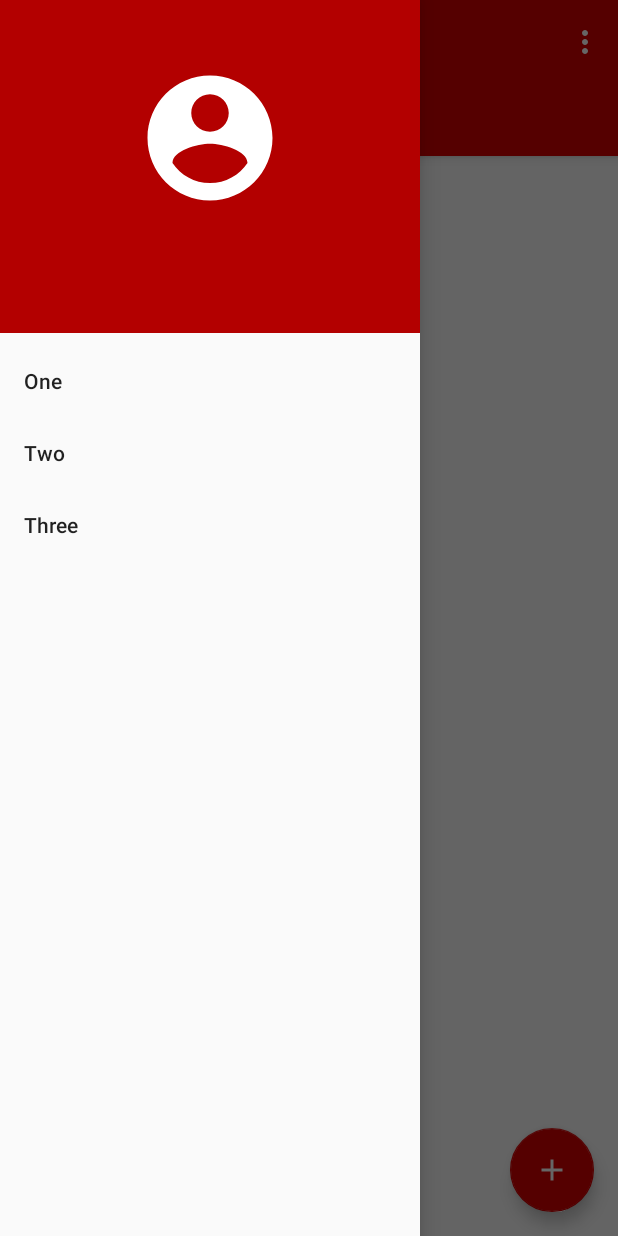
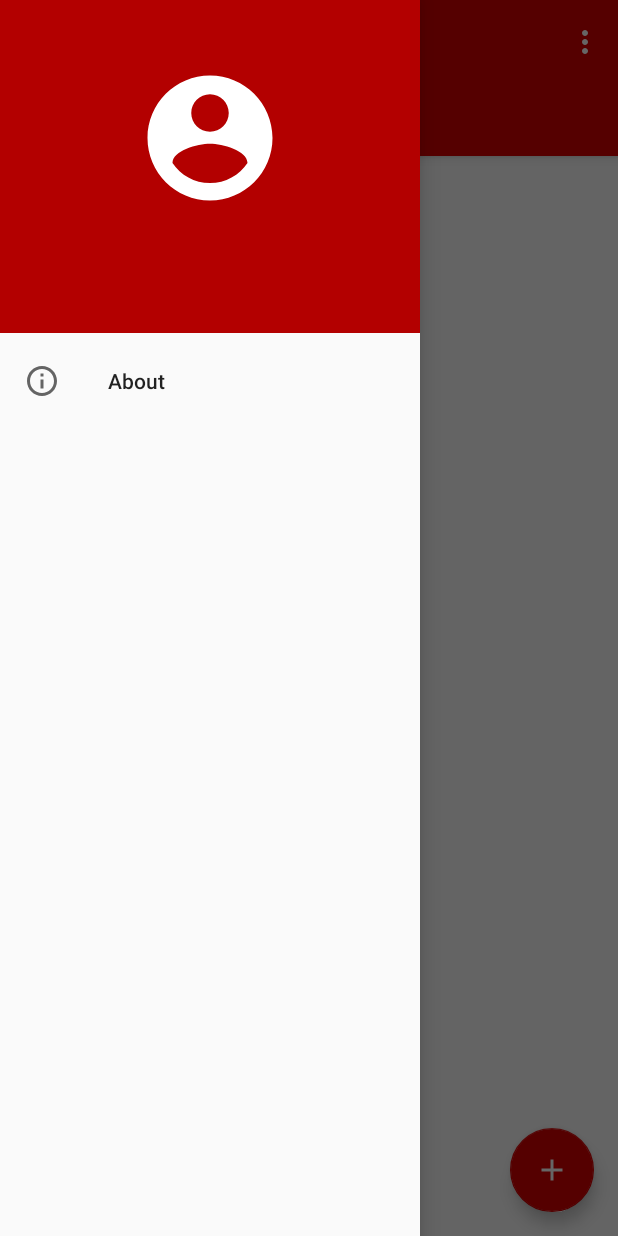
Before and after one commit to dotocan/Stresomjer, an Android app: the MainActivity screen opened directly, with no data from a screen before it, with the side drawer open, on a phone screen of 412 x 824 dp. Run offline under Robolectric (Android 15) with nearby library versions, the phone set to English and light mode, and no system bars; 1 statement that could not run was skipped.

Commit message:
Added small improvements, cleaned up the code, fixed a few bugs.

```diff
--- a/mobile/src/main/java/es/esy/stresomjer/stresomjer/view/fragment/LoginFragment.java
+++ b/mobile/src/main/java/es/esy/stresomjer/stresomjer/view/fragment/LoginFragment.java
@@ -116,7 +116,6 @@ public class LoginFragment extends Fragment implements View.OnClickListener{
 
                     goToMain();
                 }
-                rlFullScreenLoading.setVisibility(View.GONE);
             }
 
             @Override
@@ -153,6 +152,8 @@ public class LoginFragment extends Fragment implements View.OnClickListener{
         progressBar.getIndeterminateDrawable()
                 .setColorFilter(ContextCompat.getColor(getActivity(), R.color.colorPrimary), PorterDuff.Mode.MULTIPLY);
 
+        rlFullScreenLoading.setVisibility(View.GONE);
+
         btnLogin.setOnClickListener(this);
         tvRegister.setOnClickListener(this);
     }
--- a/mobile/src/main/java/es/esy/stresomjer/stresomjer/view/fragment/RegisterFragment.java
+++ b/mobile/src/main/java/es/esy/stresomjer/stresomjer/view/fragment/RegisterFragment.java
@@ -97,8 +97,7 @@ public class RegisterFragment extends Fragment implements View.OnClickListener{
             @Override
             public void onResponse(Call<UserServerResponse> call, Response<UserServerResponse> response) {
                 UserServerResponse resp = response.body();
-                Snackbar.make(getView(), resp.getMessage(), Snackbar.LENGTH_LONG).show();
-                rlFullScreenLoading.setVisibility(View.GONE);
+                goToLogin();
             }
 
             @Override
@@ -146,6 +145,8 @@ public class RegisterFragment extends Fragment implements View.OnClickListener{
         progressBar.getIndeterminateDrawable()
                 .setColorFilter(ContextCompat.getColor(getActivity(), R.color.colorPrimary), PorterDuff.Mode.MULTIPLY);
 
+        rlFullScreenLoading.setVisibility(View.GONE);
+
         btnRegister.setOnClickListener(this);
         tvLogin.setOnClickListener(this);
     }
--- a/mobile/src/main/java/es/esy/stresomjer/stresomjer/view/interfaces/ListContentFragmentView.java
+++ b/mobile/src/main/java/es/esy/stresomjer/stresomjer/view/interfaces/ListContentFragmentView.java
@@ -16,4 +16,6 @@ public interface ListContentFragmentView extends MvpLceView<List<SimpleMeasureme
     void showError(Throwable e, boolean pullToRefresh);
     void setData(List data);
     void cancelRefreshIcon();
+    void showEmptyList();
+    void hideEmptyList();
 }
--- /dev/null
+++ b/mobile/src/main/res/drawable/ic_info_outline_grey_24dp.xml
@@ -0,0 +1,9 @@
+<vector xmlns:android="http://schemas.android.com/apk/res/android"
+        android:width="24dp"
+        android:height="24dp"
+        android:viewportWidth="24.0"
+        android:viewportHeight="24.0">
+    <path
+        android:fillColor="#aaa"
+        android:pathData="M11,17h2v-6h-2v6zM12,2C6.48,2 2,6.48 2,12s4.48,10 10,10 10,-4.48 10,-10S17.52,2 12,2zM12,20c-4.41,0 -8,-3.59 -8,-8s3.59,-8 8,-8 8,3.59 8,8 -3.59,8 -8,8zM11,9h2L13,7h-2v2z"/>
+</vector>
--- a/mobile/src/main/res/menu/menu_navigation.xml
+++ b/mobile/src/main/res/menu/menu_navigation.xml
@@ -2,10 +2,8 @@
 <menu xmlns:android="http://schemas.android.com/apk/res/android">
     <group android:checkableBehavior="single">
         <item
-            android:title="One" />
-        <item
-            android:title="Two" />
-        <item
-            android:title="Three" />
+            android:id="@+id/nav_action_about"
+            android:title="@string/about"
+            android:icon="@drawable/ic_info_outline_grey_24dp"/>
     </group>
 </menu>
--- a/mobile/src/main/res/values/strings.xml
+++ b/mobile/src/main/res/values/strings.xml
@@ -31,4 +31,6 @@
     <string name="result_bpm">Result bpm:</string>
     <string name="bpm">bpm</string>
     <string name="activity_level_required">Choose your activity level to proceed.</string>
+    <string name="empty_list">This list is empty.\nPress the + button to add some data.</string>
+    <string name="about">About</string>
 </resources>
```
Also changed, not shown: mobile/src/main/java/es/esy/stresomjer/stresomjer/presenter/ListContentFragmentPresenter.java (+14 -6 lines), mobile/src/main/java/es/esy/stresomjer/stresomjer/presenter/MainPresenter.java (deleted, +0 -7 lines), mobile/src/main/java/es/esy/stresomjer/stresomjer/view/activity/MainActivity.java (+7 -0 lines), mobile/src/main/java/es/esy/stresomjer/stresomjer/view/fragment/ListContentFragment.java (+24 -0 lines), mobile/src/main/java/es/esy/stresomjer/stresomjer/view/interfaces/MainView.java (deleted, +0 -13 lines), mobile/src/main/res/drawable/ic_view_list_grey_86dp.xml (added, +9 -0 lines), mobile/src/main/res/layout/fragment_list_content.xml (+15 -0 lines).
